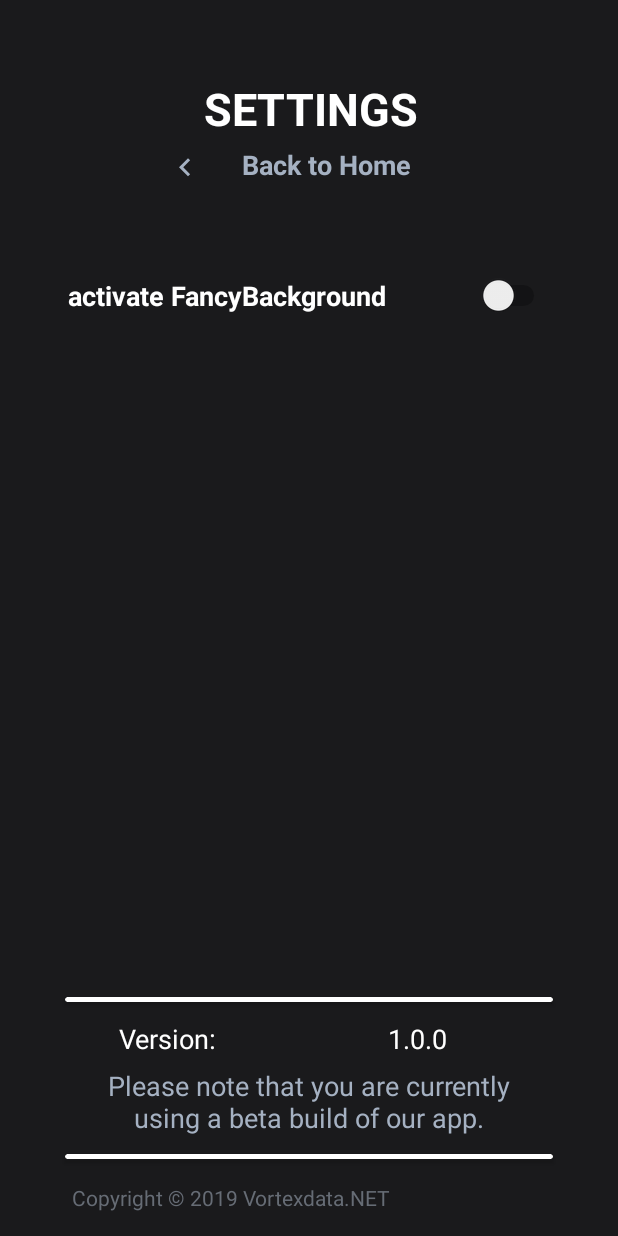
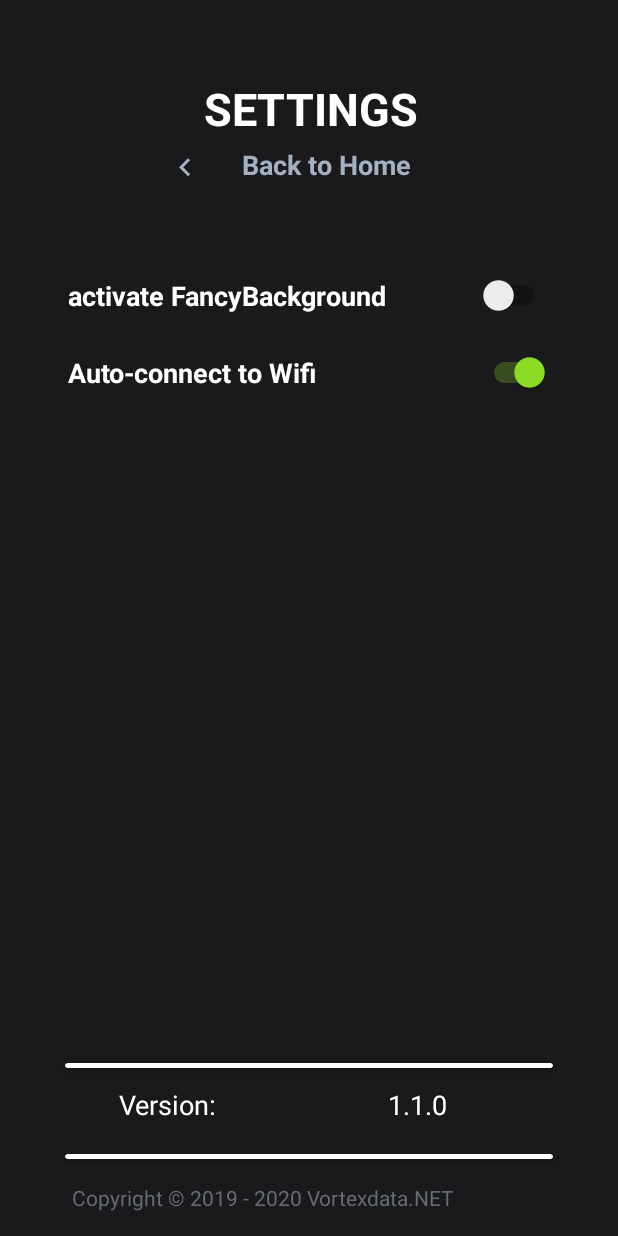
Before and after one commit to Klausmd5/HTL_AutoLogin-Android, an Android app: the Settings screen opened directly, with no data from a screen before it, on a phone screen of 412 x 824 dp. Run offline under Robolectric (Android 15) with nearby library versions, the phone set to English and light mode, and no system bars; Roboto replaces fonts that are not available here.

Commit message:
made message more beautiful

```diff
--- a/app/build.gradle
+++ b/app/build.gradle
@@ -7,7 +7,7 @@ android {
         minSdkVersion 21
         targetSdkVersion 26
         versionCode 1
-        versionName "1.0.0"
+        versionName "1.1.0"
         testInstrumentationRunner "android.support.test.runner.AndroidJUnitRunner"
     }
     buildTypes {
@@ -28,12 +28,12 @@ android {
 
 dependencies {
     implementation fileTree(include: ['*.jar'], dir: 'libs')
+    implementation 'com.android.support:support-annotations:28.0.0'
     implementation 'com.android.support:appcompat-v7:26.1.0'
     implementation 'com.android.support.constraint:constraint-layout:1.1.3'
     testImplementation 'junit:junit:4.12'
-    implementation 'com.android.support:cardview-v7:27.1.1'
+    implementation 'com.android.support:cardview-v7:26.1.0'
     androidTestImplementation 'com.android.support.test:runner:1.0.2'
     androidTestImplementation 'com.android.support.test.espresso:espresso-core:3.0.2'
     implementation 'com.android.support:design:26.1.0'
-
 }
--- a/app/src/main/AndroidManifest.xml
+++ b/app/src/main/AndroidManifest.xml
@@ -6,7 +6,6 @@
     <uses-permission android:name="android.permission.CHANGE_WIFI_STATE" />
     <uses-permission android:name="android.permission.ACCESS_NETWORK_STATE" />
     <uses-permission android:name="android.permission.INTERNET" />
-    <uses-permission android:name="android.permission.MODIFY_AUDIO_SETTINGS" />
 
     <application
         android:allowBackup="true"
--- a/app/src/main/java/net/vortexdata/autolog/LoginPost.java
+++ b/app/src/main/java/net/vortexdata/autolog/LoginPost.java
@@ -1,7 +1,6 @@
 package net.vortexdata.autolog;
 
 import android.app.Activity;
-import android.app.Application;
 import android.content.Context;
 import android.net.ConnectivityManager;
 import android.net.Network;
@@ -10,7 +9,6 @@ import android.net.wifi.WifiInfo;
 import android.net.wifi.WifiManager;
 
 import net.vortexdata.autolog.configs.Cfg;
-import net.vortexdata.autolog.updater.checkWeb;
 
 import org.apache.http.client.ClientProtocolException;
 
@@ -160,7 +158,7 @@ public class LoginPost {
                     String msg = new String();
 
                     trustEveryone();
-                    checkWeb.checkLoginURL();
+                    //checkWeb.checkLoginURL();
                     bindtoNetwork(a);
 
                     String echo = "http://scooterlabs.com/echo";
--- a/app/src/main/java/net/vortexdata/autolog/Settings.java
+++ b/app/src/main/java/net/vortexdata/autolog/Settings.java
@@ -19,6 +19,7 @@ public class Settings extends AppCompatActivity {
     private TextView copyright;
     private Switch rgb;
     private Switch rgb2;
+    private Switch autoConn;
     private ConstraintLayout background;
     TextView version;
 
@@ -35,6 +36,7 @@ public class Settings extends AppCompatActivity {
         rgb2 = findViewById(R.id.rgbMode2);
         background = findViewById(R.id.background);
         version = findViewById(R.id.version);
+        autoConn = findViewById(R.id.connectToWifi);
 
         version.setText(Cfg.version);
 
@@ -75,6 +77,19 @@ public class Settings extends AppCompatActivity {
             }
         });
 
+        autoConn.setChecked(Cfg.autoConnect);
+
+        autoConn.setOnClickListener(view -> {
+            if(autoConn.isChecked()) {
+                Cfg.autoConnect = true;
+                saveApkData();
+            }
+            if(!autoConn.isChecked()) {
+                Cfg.autoConnect = false;
+                saveApkData();
+            }
+        });
+
         back.setOnClickListener(view -> {
             //Intent i = new Intent(getApplicationContext(), MainActivity.class); // makes some errors
             //startActivity(i);
@@ -86,6 +101,7 @@ public class Settings extends AppCompatActivity {
             clicked++;
             if(clicked > 4) {
                 Cfg.easteregg = true;
+                saveApkData();
                 clicked = 0;
                 if(Cfg.easteregg) {
                     //rgb.setVisibility(View.VISIBLE);
@@ -114,6 +130,7 @@ public class Settings extends AppCompatActivity {
         editor.putBoolean("easteregg", Cfg.easteregg);
         editor.putBoolean("fancyBackground", Cfg.fancyBackground);
         editor.putBoolean("QConnBg", Cfg.fancyBGinQConn);
+        editor.putBoolean("connectToWifi", Cfg.autoConnect);
         editor.apply();
     }
 }
--- a/app/src/main/java/net/vortexdata/autolog/configs/Cfg.java
+++ b/app/src/main/java/net/vortexdata/autolog/configs/Cfg.java
@@ -10,12 +10,14 @@ public class Cfg {
     public static boolean sentUsage = false;
     public static boolean allowGoBackOnTimeout = false;
 
+    public static boolean autoConnect = true;
+
 
     public static int expireDay = 30;
     public static int expireMonth = 2; // from 0 to 11
     public static int expireYear = 2019;
 
-    public static String version = "1.0.0";
+    public static String version = "1.1.0";
 
     public static String downloadURL = "https://projects.vortexdata.net/autologin/";
     public static String checkWeb = "https://projects.vortexdata.net/autologin/v1.0.0.txt";
--- a/app/src/main/java/net/vortexdata/autolog/configs/Msg.java
+++ b/app/src/main/java/net/vortexdata/autolog/configs/Msg.java
@@ -22,6 +22,7 @@ public class Msg {
 
     // err Message
     public static String noUsername = "You haven't saved a username or password yet.";
+    public static String timeout = "Network timeout reached. Please try again.";
 
     // MainActivity
     public static String processing = "Processing... Please wait.";
--- /dev/null
+++ b/app/src/main/res/drawable/cerclebackgroundwhite.xml
@@ -0,0 +1,5 @@
+<?xml version="1.0" encoding="utf-8"?>
+<shape android:shape="oval" xmlns:android="http://schemas.android.com/apk/res/android">
+    <solid android:color="@color/backgrondColorWhite"></solid>
+
+</shape>
--- a/app/src/main/res/layout/activity_main.xml
+++ b/app/src/main/res/layout/activity_main.xml
@@ -27,7 +27,7 @@
         app:layout_constraintEnd_toEndOf="parent"
         app:layout_constraintHorizontal_bias="0.505"
         app:layout_constraintStart_toStartOf="parent"
-        app:layout_constraintTop_toBottomOf="@+id/textView2" />
+        app:layout_constraintTop_toBottomOf="@+id/header" />
 
     <EditText
         android:id="@+id/inPassword"
@@ -64,7 +64,7 @@
         app:layout_constraintTop_toBottomOf="@+id/inPassword" />
 
     <TextView
-        android:id="@+id/textView2"
+        android:id="@+id/header"
         android:layout_width="349dp"
         android:layout_height="62dp"
         android:layout_marginStart="8dp"
--- a/app/src/main/res/layout/activity_settings.xml
+++ b/app/src/main/res/layout/activity_settings.xml
@@ -42,7 +42,7 @@
         android:layout_height="33dp"
         android:layout_marginStart="13dp"
         android:layout_marginEnd="52dp"
-        android:layout_marginBottom="56dp"
+        android:layout_marginBottom="12dp"
         android:text="Beta"
         android:textAlignment="center"
         android:textColor="#ffff"
@@ -57,7 +57,7 @@
         android:layout_height="33dp"
         android:layout_marginStart="52dp"
         android:layout_marginEnd="13dp"
-        android:layout_marginBottom="56dp"
+        android:layout_marginBottom="12dp"
         android:text="Version:"
         android:textAlignment="center"
         android:textColor="#ffff"
@@ -101,26 +101,11 @@
         android:layout_marginStart="48dp"
         android:layout_marginEnd="8dp"
         android:layout_marginBottom="16dp"
-        android:text="Copyright © 2019 Vortexdata.NET"
+        android:text="Copyright © 2019 - 2020 Vortexdata.NET"
         android:textColor="#666c75"
         app:layout_constraintBottom_toBottomOf="parent"
         app:layout_constraintEnd_toEndOf="parent"
         app:layout_constraintHorizontal_bias="0.0"
-        app:layout_constraintStart_toStartOf="parent" />
-
-    <TextView
-        android:id="@+id/note"
-        android:layout_width="307dp"
-        android:layout_height="50dp"
-        android:layout_marginStart="8dp"
-        android:layout_marginEnd="8dp"
-        android:layout_marginBottom="8dp"
-        android:text="Please note that you are currently using a beta build of our app."
-        android:textAlignment="center"
-        android:textColor="#A5B1C2"
-        android:textSize="18sp"
-        app:layout_constraintBottom_toTopOf="@+id/cardView"
-        app:layout_constraintEnd_toEndOf="parent"
         app:layout_constraintStart_toStartOf="parent" />
 
     <Switch
@@ -155,4 +140,20 @@
         app:layout_constraintStart_toStartOf="parent"
         app:layout_constraintTop_toBottomOf="@+id/rgbMode" />
 
+    <Switch
+        android:id="@+id/connectToWifi"
+        android:layout_width="321dp"
+        android:layout_height="35dp"
+        android:layout_marginStart="8dp"
+        android:layout_marginTop="16dp"
+        android:layout_marginEnd="8dp"
+        android:text="Auto-connect to Wifi"
+        android:textColor="#fff"
+        android:textSize="18sp"
+        android:textStyle="bold"
+        android:visibility="visible"
+        app:layout_constraintEnd_toEndOf="parent"
+        app:layout_constraintStart_toStartOf="parent"
+        app:layout_constraintTop_toBottomOf="@+id/rgbMode2" />
+
 </android.support.constraint.ConstraintLayout>
```
Also changed, not shown: app/src/main/java/net/vortexdata/autolog/MainActivity.java (+17 -9 lines), app/src/main/java/net/vortexdata/autolog/Qconn.java (+46 -6 lines), app/src/main/java/net/vortexdata/autolog/QuickConn.java (+13 -4 lines), app/src/main/res/layout/qconn_widget.xml (+8 -13 lines).
